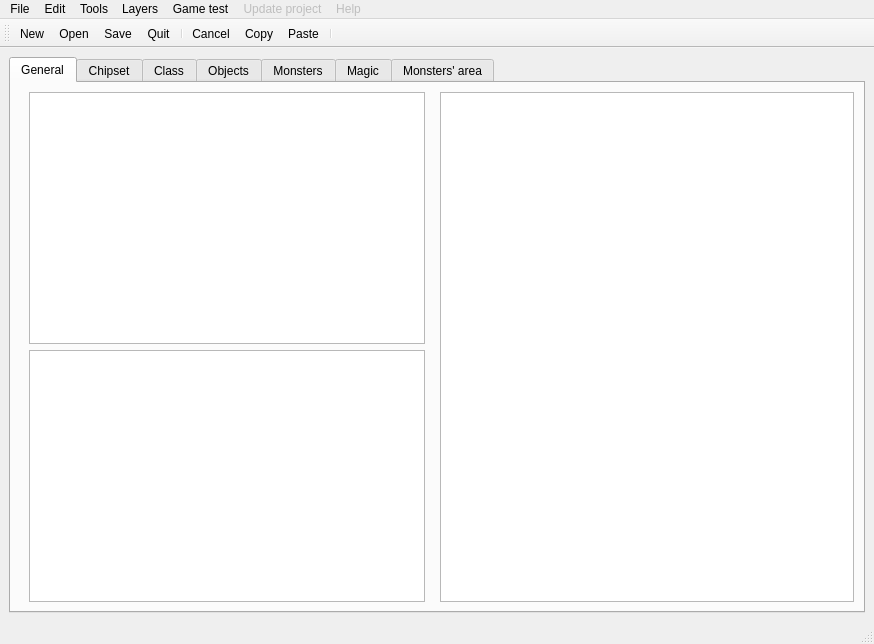
Above: src/mainwindow.ui from dummymeuporg/dummyeditor before the change. Below: the same form after it.
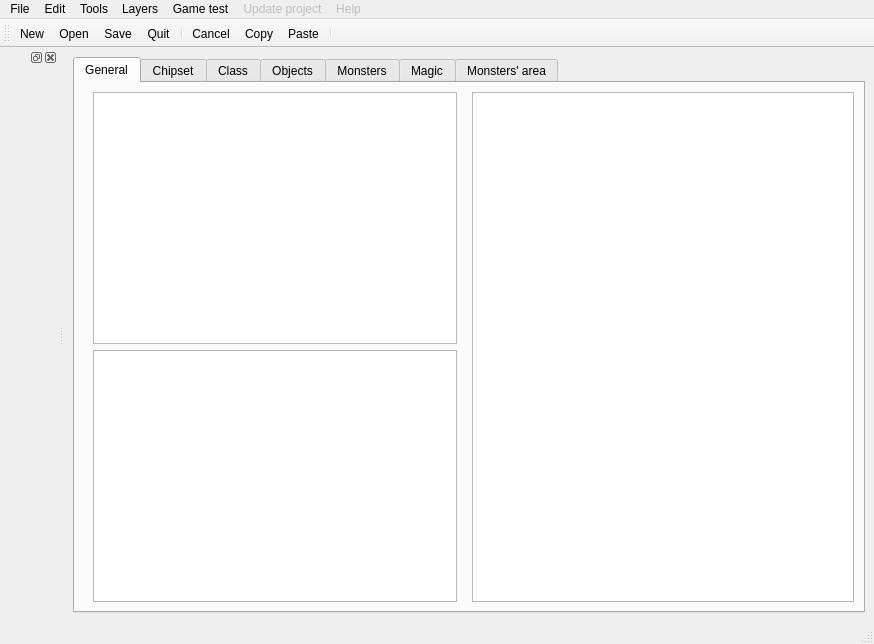
That is the form after the change. Icons and pictures are not drawn. Custom widgets are drawn as their Qt base class.

```diff
--- a/src/mainwindow.ui
+++ b/src/mainwindow.ui
@@ -563,6 +563,12 @@
    <addaction name="actionPaste"/>
    <addaction name="separator"/>
   </widget>
+  <widget class="QDockWidget" name="dockWidget">
+   <attribute name="dockWidgetArea">
+    <number>1</number>
+   </attribute>
+   <widget class="MapLevelsList" name="widgetMapLevelsList"/>
+  </widget>
   <action name="actionNew">
    <property name="icon">
     <iconset resource="../icons.qrc">
@@ -967,6 +973,12 @@
    <extends>QTreeView</extends>
    <header>mapstreeview.hpp</header>
   </customwidget>
+  <customwidget>
+   <class>MapLevelsList</class>
+   <extends>QWidget</extends>
+   <header>maplevelslist.hpp</header>
+   <container>1</container>
+  </customwidget>
  </customwidgets>
  <resources>
   <include location="../icons.qrc"/>
```
Left out of the diff: 2 changed lines with no effect on the pictures.
